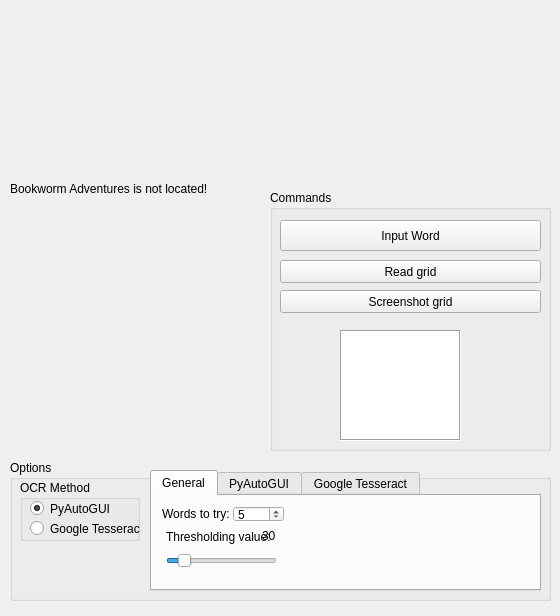
This is form.ui in mb2g17/PyLex as Qt 5 draws it before an edit. The edited form follows.
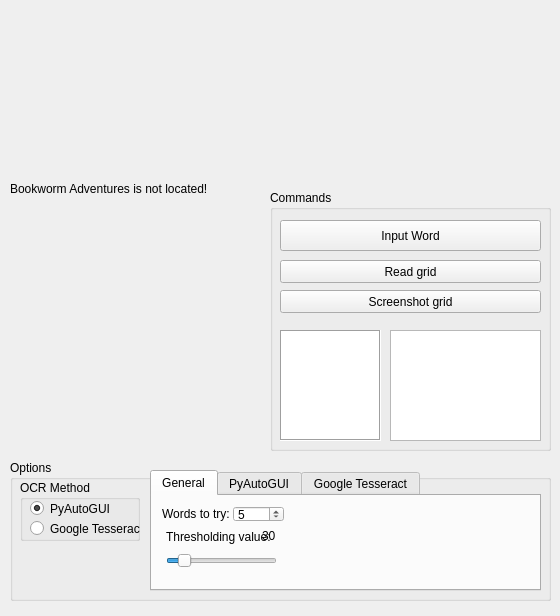
This is the edited form. Icons and pictures are not drawn.

Commit message: added possible word box

Diff of the .ui file:
```diff
--- a/form.ui
+++ b/form.ui
@@ -108,9 +108,9 @@
    <widget class="QPlainTextEdit" name="gridBox">
     <property name="geometry">
      <rect>
-      <x>70</x>
+      <x>10</x>
       <y>140</y>
-      <width>121</width>
+      <width>101</width>
       <height>111</height>
      </rect>
     </property>
@@ -174,6 +174,36 @@
      <string>Read grid</string>
     </property>
    </widget>
+   <widget class="QPlainTextEdit" name="possibleWordsBox">
+    <property name="geometry">
+     <rect>
+      <x>120</x>
+      <y>140</y>
+      <width>151</width>
+      <height>111</height>
+     </rect>
+    </property>
+    <property name="font">
+     <font>
+      <family>Cooper Std Black</family>
+      <pointsize>10</pointsize>
+      <weight>75</weight>
+      <bold>true</bold>
+     </font>
+    </property>
+    <property name="toolTip">
+     <string>&lt;html&gt;&lt;head/&gt;&lt;body&gt;&lt;p&gt;A display for the list of possible words.&lt;/p&gt;&lt;/body&gt;&lt;/html&gt;</string>
+    </property>
+    <property name="readOnly">
+     <bool>true</bool>
+    </property>
+    <property name="plainText">
+     <string/>
+    </property>
+    <property name="placeholderText">
+     <string>misunderstanding</string>
+    </property>
+   </widget>
   </widget>
   <widget class="QWidget" name="horizontalLayoutWidget">
    <property name="geometry">
```
The commit also changes 3 other files.
